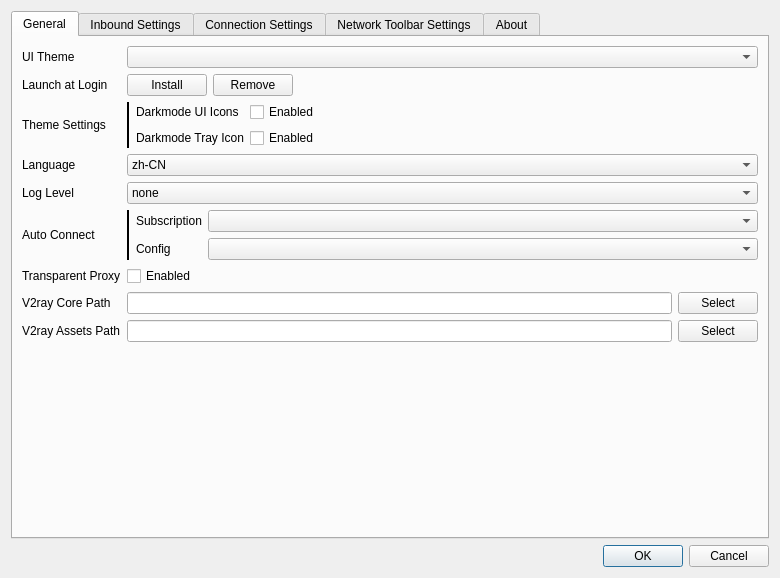
darsvador/qvssr, file src/ui/w_PreferencesWindow.ui: the form before one commit.
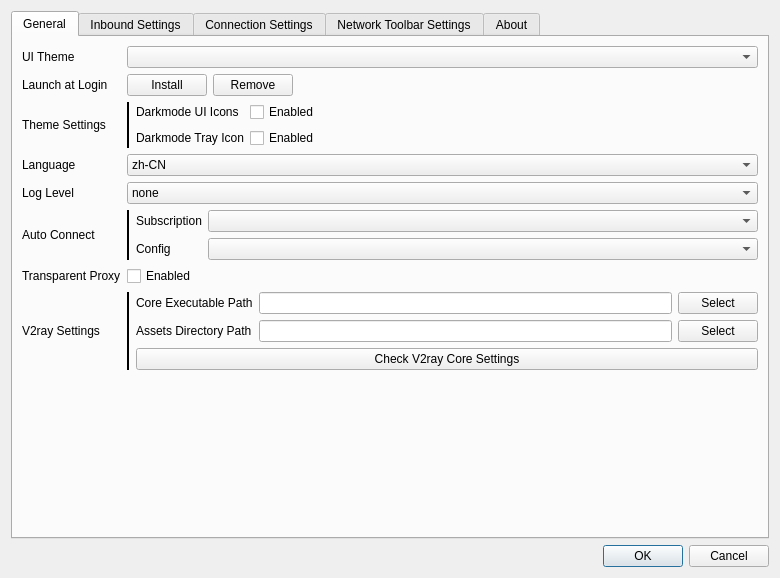
The form after the commit. Icons and pictures are not drawn.

The edit to the form file:
```diff
--- a/src/ui/w_PreferencesWindow.ui
+++ b/src/ui/w_PreferencesWindow.ui
@@ -315,46 +315,99 @@
           </widget>
          </item>
          <item row="7" column="0">
-          <widget class="QLabel" name="label_46">
-           <property name="text">
-            <string>V2ray Core Path</string>
-           </property>
-          </widget>
+          <layout class="QVBoxLayout" name="verticalLayout_8">
+           <item>
+            <spacer name="verticalSpacer_12">
+             <property name="orientation">
+              <enum>Qt::Vertical</enum>
+             </property>
+             <property name="sizeHint" stdset="0">
+              <size>
+               <width>20</width>
+               <height>40</height>
+              </size>
+             </property>
+            </spacer>
+           </item>
+           <item>
+            <widget class="QLabel" name="label_67">
+             <property name="text">
+              <string>V2ray Settings</string>
+             </property>
+            </widget>
+           </item>
+           <item>
+            <spacer name="verticalSpacer_13">
+             <property name="orientation">
+              <enum>Qt::Vertical</enum>
+             </property>
+             <property name="sizeHint" stdset="0">
+              <size>
+               <width>20</width>
+               <height>40</height>
+              </size>
+             </property>
+            </spacer>
+           </item>
+          </layout>
          </item>
          <item row="7" column="1">
-          <layout class="QHBoxLayout" name="horizontalLayout_12">
-           <item>
+          <layout class="QGridLayout" name="gridLayout_9">
+           <item row="0" column="0" rowspan="3">
+            <widget class="Line" name="line_3">
+             <property name="frameShadow">
+              <enum>QFrame::Plain</enum>
+             </property>
+             <property name="lineWidth">
+              <number>2</number>
+             </property>
+             <property name="orientation">
+              <enum>Qt::Vertical</enum>
+             </property>
+            </widget>
+           </item>
+           <item row="0" column="1">
+            <widget class="QLabel" name="label_46">
+             <property name="text">
+              <string>Core Executable Path</string>
+             </property>
+            </widget>
+           </item>
+           <item row="1" column="2">
+            <widget class="QLineEdit" name="vCoreAssetsPathTxt"/>
+           </item>
+           <item row="0" column="3">
+            <widget class="QPushButton" name="selectVCoreBtn">
+             <property name="text">
+              <string>Select</string>
+             </property>
+            </widget>
+           </item>
+           <item row="1" column="3">
+            <widget class="QPushButton" name="selectVAssetBtn">
+             <property name="text">
+              <string>Select</string>
+             </property>
+            </widget>
+           </item>
+           <item row="0" column="2">
             <widget class="QLineEdit" name="vCorePathTxt">
              <property name="placeholderText">
               <string/>
              </property>
             </widget>
            </item>
-           <item>
-            <widget class="QPushButton" name="selectVCoreBtn">
+           <item row="1" column="1">
+            <widget class="QLabel" name="label_15">
              <property name="text">
-              <string>Select</string>
+              <string>Assets Directory Path</string>
              </property>
             </widget>
            </item>
-          </layout>
-         </item>
-         <item row="8" column="0">
-          <widget class="QLabel" name="label_15">
-           <property name="text">
-            <string>V2ray Assets Path</string>
-           </property>
-          </widget>
-         </item>
-         <item row="8" column="1">
-          <layout class="QHBoxLayout" name="horizontalLayout_5">
-           <item>
-            <widget class="QLineEdit" name="vCoreAssetsPathTxt"/>
-           </item>
-           <item>
-            <widget class="QPushButton" name="selectVAssetBtn">
+           <item row="2" column="1" colspan="3">
+            <widget class="QPushButton" name="checkVCoreSettings">
              <property name="text">
-              <string>Select</string>
+              <string>Check V2ray Core Settings</string>
              </property>
             </widget>
            </item>
```
Left out of the diff: 163 changed lines with no effect on the pictures.
